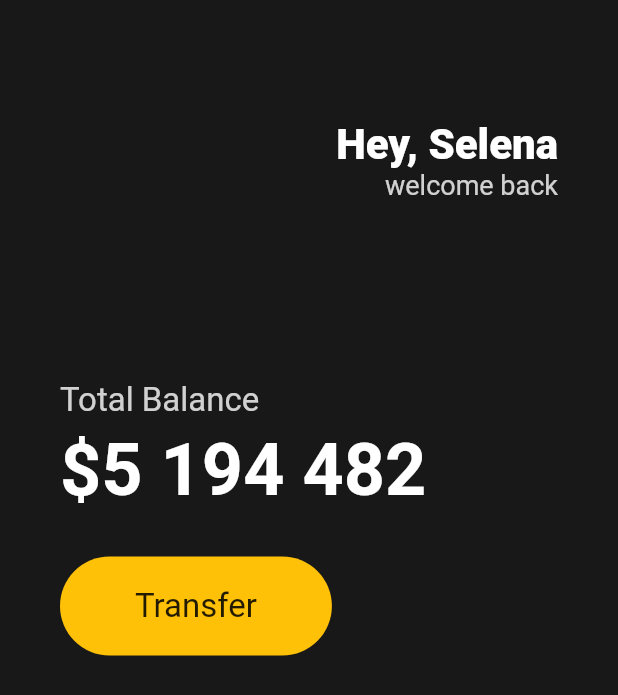
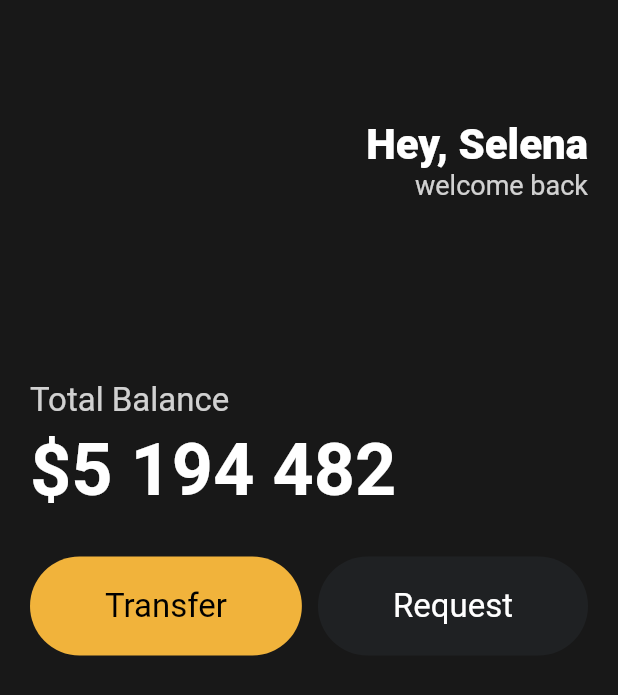
Before and after one commit to ara-zo/toonflix, a Flutter app: the screen it shows after launch, on a phone screen of 412 x 824 dp. Shown: the top 695 px of the screen. Run offline on Flutter 3.47's test engine with Material 2 defaults, Android fonts, the phone set to English and light mode, and no system bars.

Commit message:
:lipstick: Reusable Widgets

```diff
--- a/lib/main.dart
+++ b/lib/main.dart
@@ -1,4 +1,5 @@
 import 'package:flutter/material.dart';
+import 'package:toonflix/widgets/button.dart';
 
 void main() {
   runApp(App());
@@ -9,18 +10,18 @@ class App extends StatelessWidget {
   Widget build(BuildContext context) {
     return MaterialApp(
       home: Scaffold(
-        backgroundColor: Color.fromRGBO(24, 24, 24, 1),
+        backgroundColor: const Color.fromRGBO(24, 24, 24, 1),
         body: Padding(
           padding: const EdgeInsets.symmetric(
-            horizontal: 40,
+            horizontal: 20,
           ),
           child: Column(
             crossAxisAlignment: CrossAxisAlignment.start,
             children: [
-              SizedBox(
+              const SizedBox(
                 height: 80,
               ),
-              Row(
+              const Row(
                 mainAxisAlignment: MainAxisAlignment.end,
                 children: [
                   Column(
@@ -44,7 +45,7 @@ class App extends StatelessWidget {
                   )
                 ],
               ),
-              SizedBox(
+              const SizedBox(
                 height: 120,
               ),
               Text(
@@ -54,10 +55,10 @@ class App extends StatelessWidget {
                   color: Colors.white.withOpacity(0.8),
                 ),
               ),
-              SizedBox(
+              const SizedBox(
                 height: 5,
               ),
-              Text(
+              const Text(
                 '\$5 194 482',
                 style: TextStyle(
                   fontSize: 48,
@@ -65,29 +66,22 @@ class App extends StatelessWidget {
                   color: Colors.white,
                 ),
               ),
-              SizedBox(
+              const SizedBox(
                 height: 30,
               ),
-              Row(
+              const Row(
+                mainAxisAlignment: MainAxisAlignment.spaceBetween,
                 children: [
-                  Container(
-                    decoration: BoxDecoration(
-                      color: Colors.amber,
-                      borderRadius: BorderRadius.circular(45),
-                    ),
-                    child: Padding(
-                      padding: const EdgeInsets.symmetric(
-                        vertical: 20,
-                        horizontal: 50,
-                      ),
-                      child: Text(
-                        'Transfer',
-                        style: TextStyle(
-                          fontSize: 22,
-                        ),
-                      ),
-                    ),
-                  )
+                  Button(
+                    text: 'Transfer',
+                    bgColor: Color(0xFFF1B33B),
+                    textColor: Colors.black,
+                  ),
+                  Button(
+                    text: 'Request',
+                    bgColor: Color(0xFF1F2123),
+                    textColor: Colors.white,
+                  ),
                 ],
               )
             ],
--- /dev/null
+++ b/lib/widgets/button.dart
@@ -0,0 +1,37 @@
+import 'package:flutter/material.dart';
+
+class Button extends StatelessWidget {
+  final String text;
+  final Color bgColor;
+  final Color textColor;
+
+  const Button({
+    super.key,
+    required this.text,
+    required this.bgColor,
+    required this.textColor,
+  });
+
+  @override
+  Widget build(BuildContext context) {
+    return Container(
+      decoration: BoxDecoration(
+        color: bgColor,
+        borderRadius: BorderRadius.circular(45),
+      ),
+      child: Padding(
+        padding: const EdgeInsets.symmetric(
+          vertical: 20,
+          horizontal: 50,
+        ),
+        child: Text(
+          text,
+          style: TextStyle(
+            fontSize: 22,
+            color: textColor,
+          ),
+        ),
+      ),
+    );
+  }
+}
```
